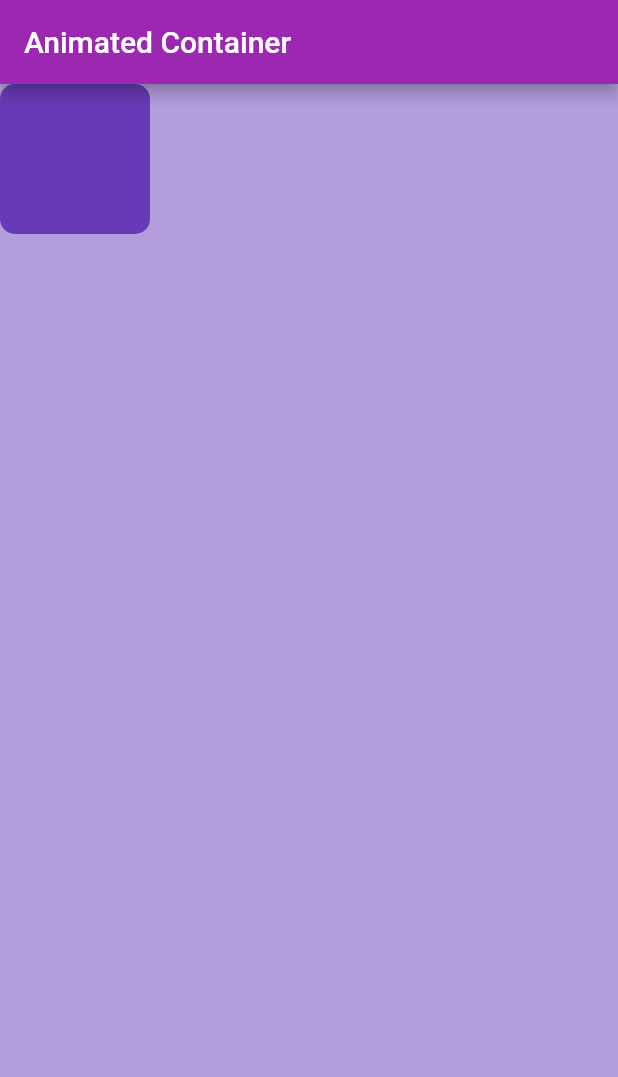
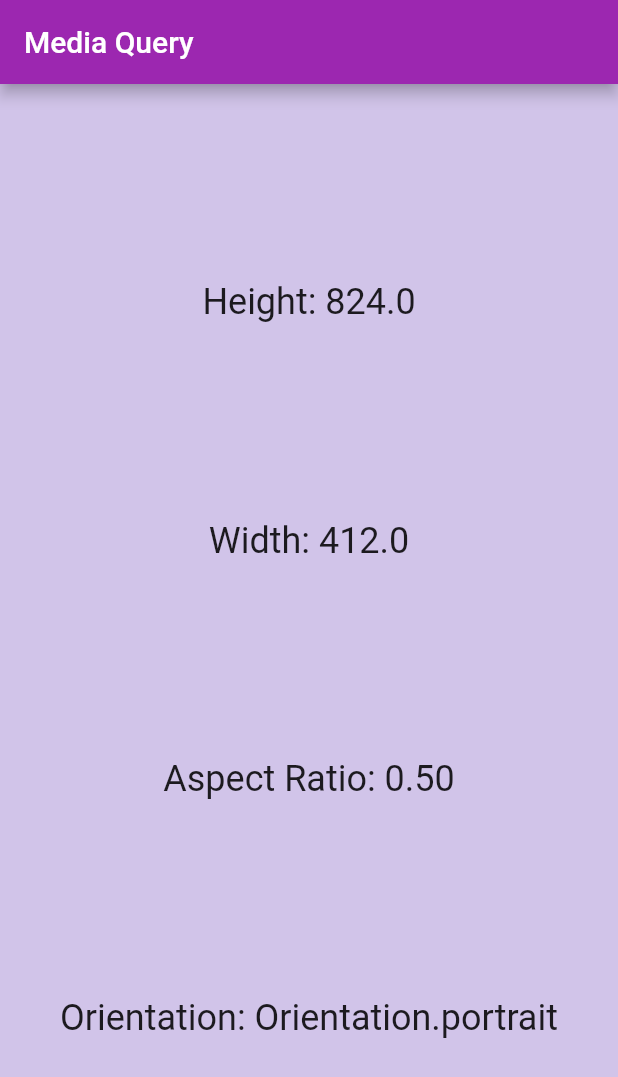
Before and after one commit to md-siam/widget_of_the_day, a Flutter app: the screen it shows after launch, on a phone screen of 412 x 824 dp. Shown: the top 1077 px of the screen. Run offline on Flutter 3.47's test engine with Material 2 defaults, Android fonts, the phone set to English and light mode, and no system bars.

Commit message:
mediaquery

```diff
--- /dev/null
+++ b/lib/15_media_query/mediaquery.dart
@@ -0,0 +1,39 @@
+import 'package:flutter/material.dart';
+
+class MyMediaQuery extends StatelessWidget {
+  const MyMediaQuery({Key? key}) : super(key: key);
+
+  @override
+  Widget build(BuildContext context) {
+    return Scaffold(
+      appBar: AppBar(title: const Text("Media Query")),
+      backgroundColor: Colors.deepPurple[100],
+      body: Center(
+        child: Column(
+          //crossAxisAlignment: CrossAxisAlignment.start,
+          mainAxisAlignment: MainAxisAlignment.spaceEvenly,
+          children: [
+            Text(
+              'Height: ' + MediaQuery.of(context).size.height.toString(),
+              style: const TextStyle(fontSize: 24),
+            ),
+            Text(
+              'Width: ' + MediaQuery.of(context).size.width.toString(),
+              style: const TextStyle(fontSize: 24),
+            ),
+            Text(
+              'Aspect Ratio: ' +
+                  MediaQuery.of(context).size.aspectRatio.toStringAsFixed(2),
+              style: const TextStyle(fontSize: 24),
+            ),
+            // for orientation
+            Text(
+              "Orientation: " + MediaQuery.of(context).orientation.toString(),
+              style: const TextStyle(fontSize: 24),
+            ),
+          ],
+        ),
+      ),
+    );
+  }
+}
--- a/lib/main.dart
+++ b/lib/main.dart
@@ -1,4 +1,5 @@
 import 'package:flutter/material.dart';
+
 import 'routes.dart';
 
 void main() {
@@ -27,7 +28,8 @@ class MyApp extends StatelessWidget {
       //home: const MyAppBar(),
       //home: const MyDrawer(),
       //home: const MySliverAppBar(),
-      home: const MyAnimatedContainer(),
+      //home: const MyAnimatedContainer(),
+      home: const MyMediaQuery(),
     );
   }
 }
--- a/lib/routes.dart
+++ b/lib/routes.dart
@@ -13,3 +13,4 @@ export '11_drawer/drawer.dart';
 export '12_sliver-appbar/sliverappbar.dart';
 export '13_tabbar/tabbar.dart';
 export '14_animated-container/animatedcontainer.dart';
+export '15_media_query/mediaquery.dart';
```
Also changed, not shown: 1 other file.
